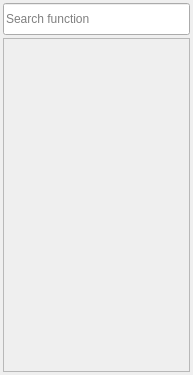
The window that src/ui/ToolBox.ui (lauthrul/CodeDesigner) describes before a commit, drawn with Qt 5.
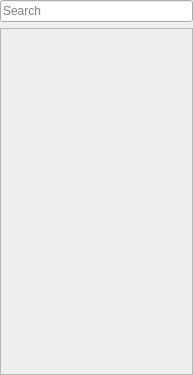
The same window after the commit.

```diff
--- a/src/ui/ToolBox.ui
+++ b/src/ui/ToolBox.ui
@@ -13,38 +13,23 @@
   <property name="windowTitle">
    <string>Form</string>
   </property>
-  <layout class="QVBoxLayout" name="verticalLayout" stretch="0,0">
-   <property name="spacing">
-    <number>3</number>
-   </property>
+  <layout class="QVBoxLayout" name="verticalLayout">
    <property name="leftMargin">
-    <number>3</number>
+    <number>0</number>
    </property>
    <property name="topMargin">
-    <number>3</number>
+    <number>0</number>
    </property>
    <property name="rightMargin">
-    <number>3</number>
+    <number>0</number>
    </property>
    <property name="bottomMargin">
-    <number>3</number>
+    <number>0</number>
    </property>
    <item>
     <widget class="QLineEdit" name="lineEditSearch">
-     <property name="minimumSize">
-      <size>
-       <width>0</width>
-       <height>32</height>
-      </size>
-     </property>
-     <property name="maximumSize">
-      <size>
-       <width>16777215</width>
-       <height>32</height>
-      </size>
-     </property>
      <property name="placeholderText">
-      <string>Search function</string>
+      <string>Search</string>
      </property>
     </widget>
    </item>
@@ -61,8 +46,8 @@
        <rect>
         <x>0</x>
         <y>0</y>
-        <width>185</width>
-        <height>332</height>
+        <width>191</width>
+        <height>347</height>
        </rect>
       </property>
       <layout class="QVBoxLayout" name="verticalLayoutContent">
```
